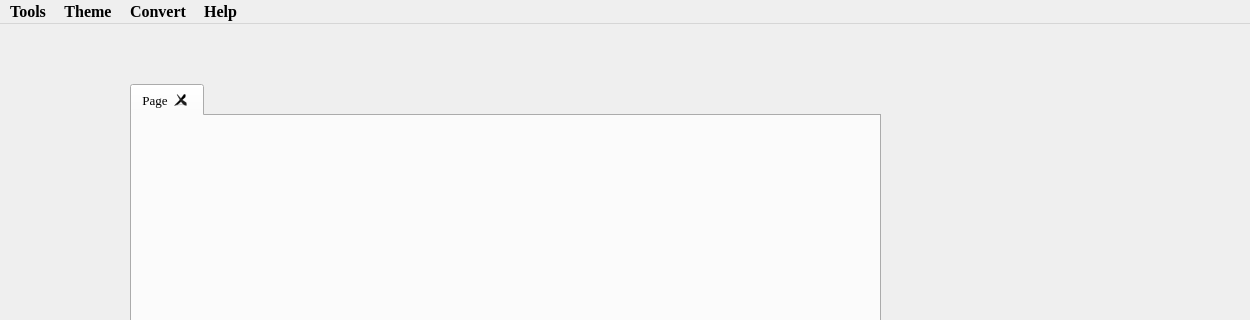
Qt form mainwindow.ui (HuJingwen1211/MCISP) before a commit; both pictures show x 0 to 1250 and y 0 to 320 of the 1250 by 760 pixel window.
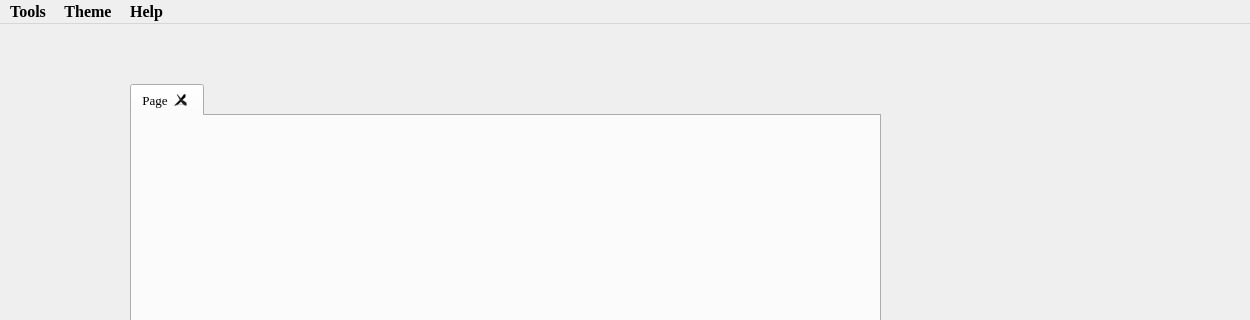
The same form after that commit. Icons and pictures are not drawn.

```diff
--- a/mainwindow.ui
+++ b/mainwindow.ui
@@ -23,7 +23,6 @@
    <font>
     <family>Times New Roman</family>
     <pointsize>12</pointsize>
-    <weight>75</weight>
     <bold>true</bold>
    </font>
   </property>
@@ -39,8 +38,8 @@
   </property>
   <property name="iconSize">
    <size>
-    <width>80</width>
-    <height>80</height>
+    <width>100</width>
+    <height>100</height>
    </size>
   </property>
   <property name="unifiedTitleAndToolBarOnMac">
@@ -95,7 +94,7 @@
      <x>0</x>
      <y>0</y>
      <width>1250</width>
-     <height>25</height>
+     <height>27</height>
     </rect>
    </property>
    <widget class="QMenu" name="menu">
@@ -118,21 +117,6 @@
     <addaction name="separator"/>
     <addaction name="act_Exit"/>
    </widget>
-   <widget class="QMenu" name="menu_2">
-    <property name="font">
-     <font>
-      <family>Times New Roman</family>
-      <pointsize>12</pointsize>
-     </font>
-    </property>
-    <property name="title">
-     <string>Convert </string>
-    </property>
-    <property name="toolTipsVisible">
-     <bool>true</bool>
-    </property>
-    <addaction name="act_DNG2RAW"/>
-   </widget>
    <widget class="QMenu" name="menuHelp">
     <property name="tearOffEnabled">
      <bool>false</bool>
@@ -166,7 +150,6 @@
    </widget>
    <addaction name="menu"/>
    <addaction name="menuTheme"/>
-   <addaction name="menu_2"/>
    <addaction name="menuHelp"/>
   </widget>
   <action name="act_RAW_Tuning_Tool">
```
Left out of the diff: 21 changed lines with no effect on the pictures.
